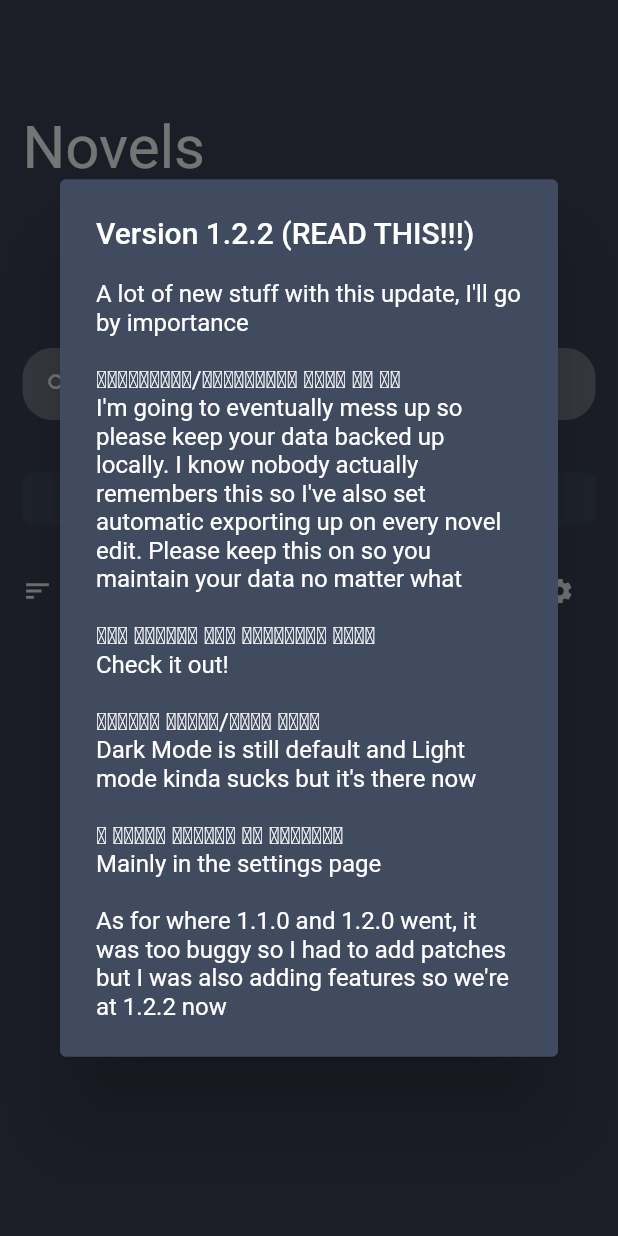
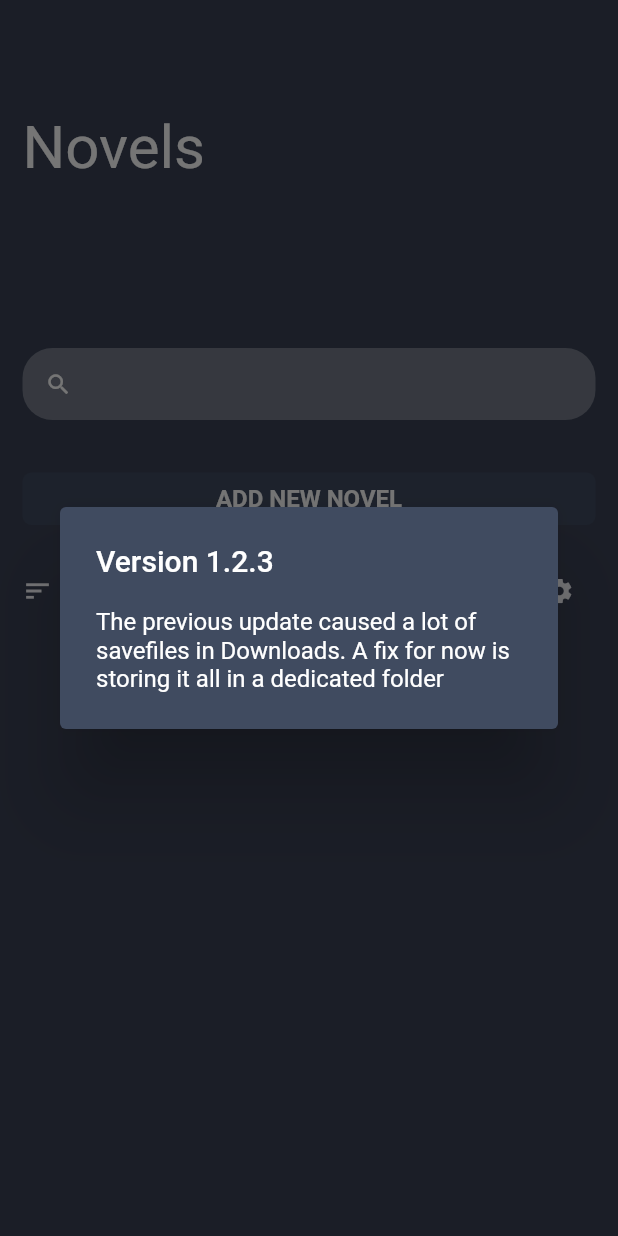
Before and after one commit to OverPoweredDev/Junior, a Flutter app: the screen it shows after launch, on a phone screen of 412 x 824 dp. Run offline on Flutter 3.47's test engine with Material 2 defaults, Android fonts, the phone set to English and light mode, and no system bars; our stand-ins replace file_picker, permission_handler, settings_ui, shared_preferences.

Commit message:
fixed too many files with patch 1.2.3

```diff
--- a/src/lib/homepage/body.dart
+++ b/src/lib/homepage/body.dart
@@ -47,11 +47,11 @@ class _HomePageState extends State<HomePage> {
 
   showChangelog(BuildContext context) async {
     SharedPreferences prefs = await SharedPreferences.getInstance();
-    bool hasSeenChangelog = prefs.getBool('seenChangeLog-1.2.2') ?? false;
+    bool hasSeenChangelog = prefs.getBool('seenChangeLog-1.2.3') ?? false;
 
     if (!hasSeenChangelog) {
       showChangeDialog(context);
-      prefs.setBool('seenChangeLog-1.2.2', true);
+      prefs.setBool('seenChangeLog-1.2.3', true);
     }
   }
 
--- a/src/lib/model/changelog.dart
+++ b/src/lib/model/changelog.dart
@@ -7,16 +7,11 @@ showChangeDialog(BuildContext context) {
     context: context,
     builder: (BuildContext context) => AlertDialog(
       title: Text(
-        'Version 1.2.2 (READ THIS!!!)',
+        'Version 1.2.3',
         style: TextStyle(color: textColor),
       ),
       content: Text(
-        'A lot of new stuff with this update, I\'ll go by importance\n\n'
-        '𝗘𝘅𝗽𝗼𝗿𝘁𝗶𝗻𝗴/𝗜𝗺𝗽𝗼𝗿𝘁𝗶𝗻𝗴 𝗗𝗮𝘁𝗮 𝗶𝘀 𝘂𝗽\nI\'m going to eventually mess up so please keep your data backed up locally. I know nobody actually remembers this so I\'ve also set automatic exporting up on every novel edit. Please keep this on so you maintain your data no matter what\n\n'
-        '𝗧𝗵𝗲 𝗘𝗻𝘁𝗶𝗿𝗲 𝗡𝗲𝘄 𝗦𝗲𝘁𝘁𝗶𝗻𝗴𝘀 𝗣𝗮𝗴𝗲\nCheck it out!\n\n'
-        '𝗧𝗼𝗴𝗴𝗹𝗲 𝗟𝗶𝗴𝗵𝘁/𝗗𝗮𝗿𝗸 𝗠𝗼𝗱𝗲\nDark Mode is still default and Light mode kinda sucks but it\'s there now\n\n'
-        '𝗔 𝗪𝗵𝗼𝗹𝗲 𝗕𝘂𝗻𝗰𝗵𝗮 𝗨𝗜 𝗨𝗽𝗱𝗮𝘁𝗲𝘀\nMainly in the settings page\n\n'
-        'As for where 1.1.0 and 1.2.0 went, it was too buggy so I had to add patches but I was also adding features so we\'re at 1.2.2 now',
+        'The previous update caused a lot of savefiles in Downloads. A fix for now is storing it all in a dedicated folder',
         style: TextStyle(color: textColor),
       ),
       backgroundColor: tileColor.withAlpha(255),
--- a/src/lib/model/novel.dart
+++ b/src/lib/model/novel.dart
@@ -104,7 +104,7 @@ Future<File> saveNovelList(novelList) async {
 
   final prefs = await loadPreferences();
   if (prefs.exportAutomatically)
-    exportData('novelList-autosave-' + getRandomNumbers() + '.txt');
+    exportData('autosaves/novelList-autosave-' + getRandomNumbers() + '.txt');
 
   return file.writeAsString(novelListJSON);
 }
--- a/src/lib/settings_page/components/export_data.dart
+++ b/src/lib/settings_page/components/export_data.dart
@@ -13,7 +13,7 @@ void showExportDataDialog(BuildContext context) async {
   if (novelList.length > 0) {
     await exportData('novelList-' + getRandomNumbers() + '.txt');
     text =
-        'Your novels have been exported to your Download/ Folder as novelList-[random numbers].txt';
+        'Your novels have been exported to your Download/Junior/ Folder as novelList-[random numbers].txt';
   } else {
     text = 'Only a non-empty novelList can be exported';
   }
@@ -41,11 +41,13 @@ Future<File> writeFile(String data, String name) async {
     await Permission.storage.request();
   }
 
-  String filePath = '/storage/emulated/0/Download/' + name;
+  String filePath = '/storage/emulated/0/Download/Junior/' + name;
 
   print(filePath);
 
-  return File(filePath).writeAsString(data);
+  File file = await File(filePath).create(recursive: true);
+
+  return file.writeAsString(data);
 }
 
 String getRandomNumbers() {
--- a/src/pubspec.yaml
+++ b/src/pubspec.yaml
@@ -2,7 +2,7 @@ name: Junior
 description: Junior dares! to log his novel details
 
 publish_to: 'none'
-version: 1.2.2+9
+version: 1.2.3+10
 
 environment:
   sdk: ">=2.7.0 <3.0.0"
```
